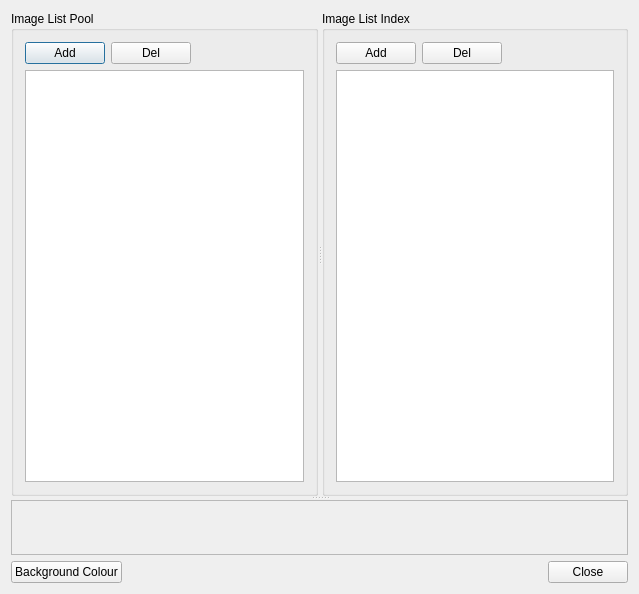
This is kvmrt2_media_editor/imagelistpool.ui in gyongchae/MediaEditor as Qt 5 draws it before an edit. The edited form follows.
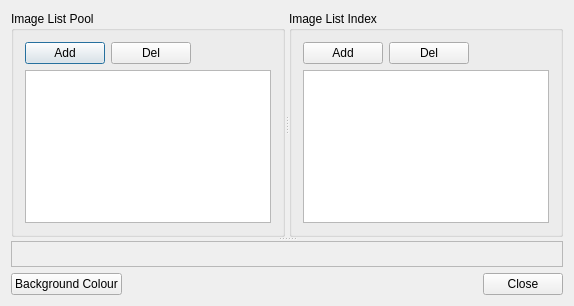
This is the edited form.

```diff
--- a/kvmrt2_media_editor/imagelistpool.ui
+++ b/kvmrt2_media_editor/imagelistpool.ui
@@ -6,8 +6,8 @@
    <rect>
     <x>0</x>
     <y>0</y>
-    <width>639</width>
-    <height>594</height>
+    <width>574</width>
+    <height>306</height>
    </rect>
   </property>
   <property name="windowTitle">
```
Left out of the diff: 2 changed lines with no effect on the pictures.
